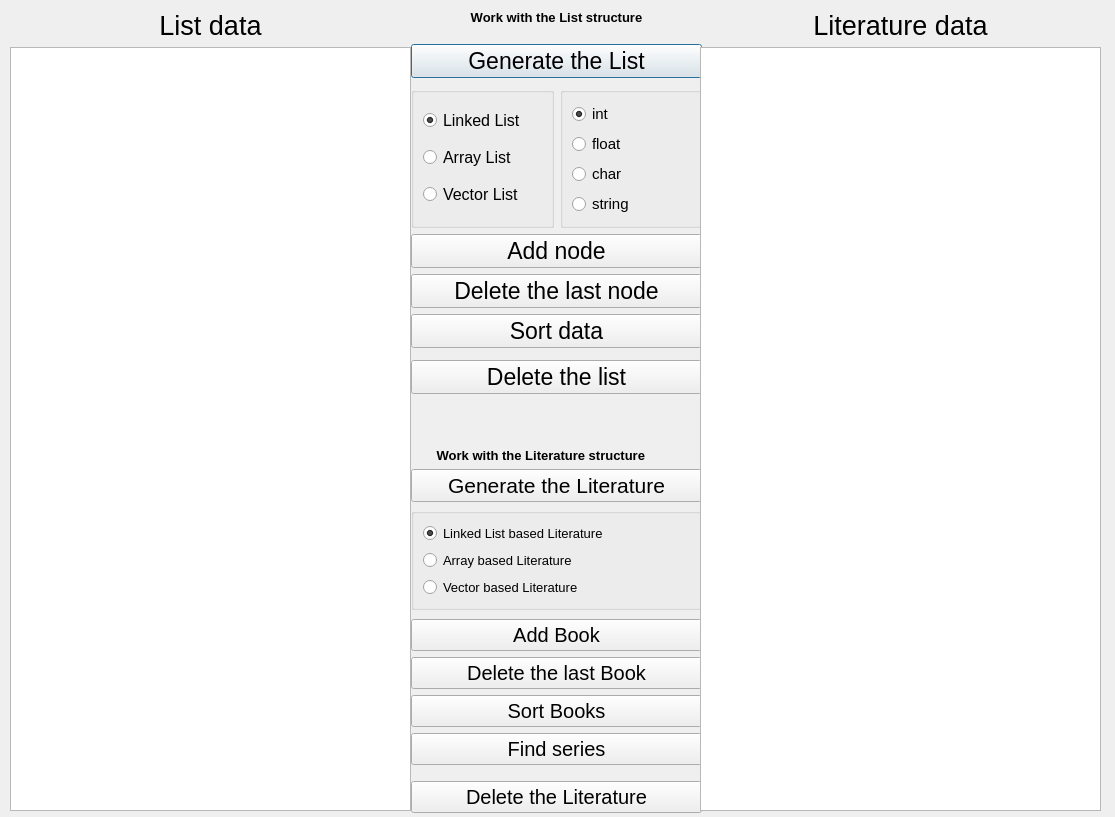
Old version of the form GUI/mainwindow.ui in the repository vetalmon20/OOP-2nd-Course-1Lab.
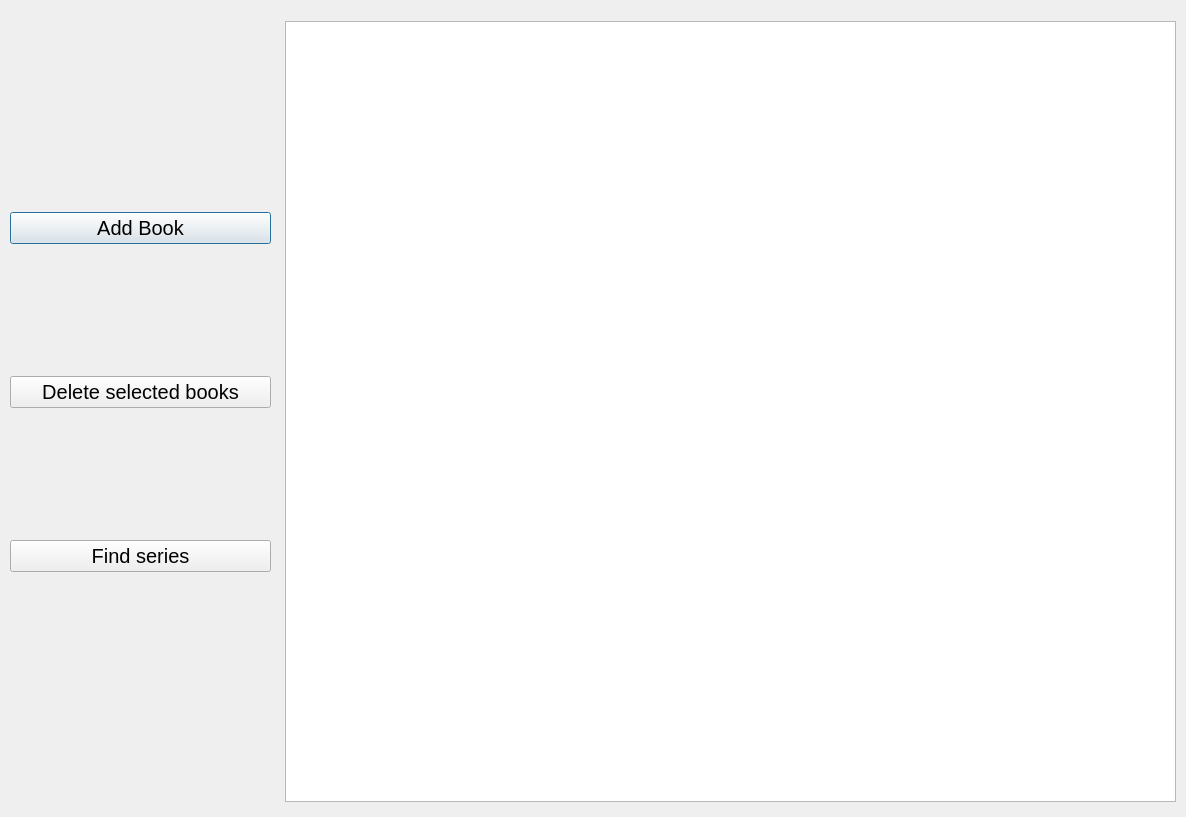
New version of the form.

Diff of the .ui file:
```diff
--- a/GUI/mainwindow.ui
+++ b/GUI/mainwindow.ui
@@ -6,19 +6,19 @@
    <rect>
     <x>0</x>
     <y>0</y>
-    <width>1115</width>
+    <width>1186</width>
     <height>817</height>
    </rect>
   </property>
   <property name="minimumSize">
    <size>
-    <width>1115</width>
+    <width>1186</width>
     <height>817</height>
    </size>
   </property>
   <property name="maximumSize">
    <size>
-    <width>1115</width>
+    <width>1186</width>
     <height>817</height>
    </size>
   </property>
@@ -28,42 +28,13 @@
   <widget class="QWidget" name="verticalLayoutWidget_3">
    <property name="geometry">
     <rect>
-     <x>411</x>
+     <x>10</x>
      <y>10</y>
-     <width>291</width>
+     <width>261</width>
      <height>803</height>
     </rect>
    </property>
    <layout class="QVBoxLayout" name="verticalLayout_4">
-    <item>
-     <widget class="QLabel" name="label">
-      <property name="enabled">
-       <bool>true</bool>
-      </property>
-      <property name="sizePolicy">
-       <sizepolicy hsizetype="Minimum" vsizetype="Maximum">
-        <horstretch>0</horstretch>
-        <verstretch>0</verstretch>
-       </sizepolicy>
-      </property>
-      <property name="font">
-       <font>
-        <pointsize>10</pointsize>
-        <weight>75</weight>
-        <bold>true</bold>
-       </font>
-      </property>
-      <property name="text">
-       <string>Work with the List structure</string>
-      </property>
-      <property name="textFormat">
-       <enum>Qt::PlainText</enum>
-      </property>
-      <property name="alignment">
-       <set>Qt::AlignCenter</set>
-      </property>
-     </widget>
-    </item>
     <item>
      <spacer name="verticalSpacer">
       <property name="orientation">
@@ -75,338 +46,7 @@
       <property name="sizeHint" stdset="0">
        <size>
         <width>20</width>
-        <height>15</height>
-       </size>
-      </property>
-     </spacer>
-    </item>
-    <item>
-     <widget class="QPushButton" name="generateList">
-      <property name="font">
-       <font>
-        <pointsize>17</pointsize>
-       </font>
-      </property>
-      <property name="text">
-       <string>Generate the List</string>
-      </property>
-     </widget>
-    </item>
-    <item>
-     <spacer name="verticalSpacer_4">
-      <property name="orientation">
-       <enum>Qt::Vertical</enum>
-      </property>
-      <property name="sizeType">
-       <enum>QSizePolicy::Maximum</enum>
-      </property>
-      <property name="sizeHint" stdset="0">
-       <size>
-        <width>20</width>
-        <height>5</height>
-       </size>
-      </property>
-     </spacer>
-    </item>
-    <item>
-     <layout class="QHBoxLayout" name="horizontalLayout_6">
-      <item>
-       <widget class="QGroupBox" name="verticalGroupBox_5">
-        <layout class="QVBoxLayout" name="verticalLayout_8">
-         <item>
-          <widget class="QRadioButton" name="linkedCase">
-           <property name="font">
-            <font>
-             <pointsize>12</pointsize>
-            </font>
-           </property>
-           <property name="text">
-            <string>Linked List</string>
-           </property>
-           <property name="checked">
-            <bool>true</bool>
-           </property>
-          </widget>
-         </item>
-         <item>
-          <widget class="QRadioButton" name="arrayCase">
-           <property name="font">
-            <font>
-             <pointsize>12</pointsize>
-            </font>
-           </property>
-           <property name="text">
-            <string>Array List</string>
-           </property>
-          </widget>
-         </item>
-         <item>
-          <widget class="QRadioButton" name="vectorCase">
-           <property name="font">
-            <font>
-             <pointsize>12</pointsize>
-            </font>
-           </property>
-           <property name="text">
-            <string>Vector List</string>
-           </property>
-          </widget>
-         </item>
-        </layout>
-       </widget>
-      </item>
-      <item>
-       <widget class="QGroupBox" name="verticalGroupBox_4">
-        <layout class="QVBoxLayout" name="verticalLayout_7">
-         <item>
-          <widget class="QRadioButton" name="intCase">
-           <property name="font">
-            <font>
-             <pointsize>11</pointsize>
-            </font>
-           </property>
-           <property name="text">
-            <string>int</string>
-           </property>
-           <property name="checked">
-            <bool>true</bool>
-           </property>
-           <property name="autoExclusive">
-            <bool>true</bool>
-           </property>
-          </widget>
-         </item>
-         <item>
-          <widget class="QRadioButton" name="floatCase">
-           <property name="font">
-            <font>
-             <pointsize>11</pointsize>
-            </font>
-           </property>
-           <property name="text">
-            <string>float</string>
-           </property>
-           <property name="autoExclusive">
-            <bool>true</bool>
-           </property>
-          </widget>
-         </item>
-         <item>
-          <widget class="QRadioButton" name="charCase">
-           <property name="font">
-            <font>
-             <pointsize>11</pointsize>
-            </font>
-           </property>
-           <property name="text">
-            <string>char</string>
-           </property>
-           <property name="autoExclusive">
-            <bool>true</bool>
-           </property>
-          </widget>
-         </item>
-         <item>
-          <widget class="QRadioButton" name="stringCase">
-           <property name="font">
-            <font>
-             <pointsize>11</pointsize>
-            </font>
-           </property>
-           <property name="text">
-            <string>string</string>
-           </property>
-           <property name="autoExclusive">
-            <bool>true</bool>
-           </property>
-          </widget>
-         </item>
-        </layout>
-       </widget>
-      </item>
-     </layout>
-    </item>
-    <item>
-     <widget class="QPushButton" name="addList">
-      <property name="font">
-       <font>
-        <pointsize>17</pointsize>
-       </font>
-      </property>
-      <property name="text">
-       <string>Add node</string>
-      </property>
-     </widget>
-    </item>
-    <item>
-     <widget class="QPushButton" name="deleteList">
-      <property name="font">
-       <font>
-        <pointsize>17</pointsize>
-       </font>
-      </property>
-      <property name="text">
-       <string>Delete the last node</string>
-      </property>
-     </widget>
-    </item>
-    <item>
-     <widget class="QPushButton" name="sortList">
-      <property name="font">
-       <font>
-        <pointsize>17</pointsize>
-       </font>
-      </property>
-      <property name="text">
-       <string>Sort data</string>
-      </property>
-     </widget>
-    </item>
-    <item>
-     <spacer name="verticalSpacer_2">
-      <property name="orientation">
-       <enum>Qt::Vertical</enum>
-      </property>
-      <property name="sizeType">
-       <enum>QSizePolicy::Maximum</enum>
-      </property>
-      <property name="sizeHint" stdset="0">
-       <size>
-        <width>20</width>
-        <height>8</height>
-       </size>
-      </property>
-     </spacer>
-    </item>
-    <item>
-     <widget class="QPushButton" name="deleteEntireList">
-      <property name="font">
-       <font>
-        <pointsize>17</pointsize>
-       </font>
-      </property>
-      <property name="text">
-       <string>Delete the list</string>
-      </property>
-     </widget>
-    </item>
-    <item>
-     <spacer name="verticalSpacer_3">
-      <property name="orientation">
-       <enum>Qt::Vertical</enum>
-      </property>
-      <property name="sizeType">
-       <enum>QSizePolicy::Maximum</enum>
-      </property>
-      <property name="sizeHint" stdset="0">
-       <size>
-        <width>20</width>
-        <height>51</height>
-       </size>
-      </property>
-     </spacer>
-    </item>
-    <item>
-     <widget class="QLabel" name="label2">
-      <property name="sizePolicy">
-       <sizepolicy hsizetype="Maximum" vsizetype="Minimum">
-        <horstretch>0</horstretch>
-        <verstretch>0</verstretch>
-       </sizepolicy>
-      </property>
-      <property name="font">
-       <font>
-        <pointsize>10</pointsize>
-        <weight>75</weight>
-        <bold>true</bold>
-       </font>
-      </property>
-      <property name="frameShape">
-       <enum>QFrame::NoFrame</enum>
-      </property>
-      <property name="text">
-       <string>       Work with the Literature structure</string>
-      </property>
-      <property name="alignment">
-       <set>Qt::AlignRight|Qt::AlignTrailing|Qt::AlignVCenter</set>
-      </property>
-     </widget>
-    </item>
-    <item>
-     <widget class="QPushButton" name="generateLiterature">
-      <property name="font">
-       <font>
-        <pointsize>16</pointsize>
-       </font>
-      </property>
-      <property name="text">
-       <string>Generate the Literature</string>
-      </property>
-     </widget>
-    </item>
-    <item>
-     <widget class="QGroupBox" name="verticalGroupBox_4">
-      <property name="sizePolicy">
-       <sizepolicy hsizetype="Preferred" vsizetype="Fixed">
-        <horstretch>0</horstretch>
-        <verstretch>0</verstretch>
-       </sizepolicy>
-      </property>
-      <layout class="QVBoxLayout" name="verticalLayout">
-       <item>
-        <widget class="QRadioButton" name="linkedLiteratureCase">
-         <property name="font">
-          <font>
-           <pointsize>10</pointsize>
-          </font>
-         </property>
-         <property name="text">
-          <string>Linked List based Literature</string>
-         </property>
-         <property name="checked">
-          <bool>true</bool>
-         </property>
-        </widget>
-       </item>
-       <item>
-        <widget class="QRadioButton" name="arrayLiteratureCase">
-         <property name="font">
-          <font>
-           <pointsize>10</pointsize>
-          </font>
-         </property>
-         <property name="text">
-          <string>Array based Literature</string>
-         </property>
-        </widget>
-       </item>
-       <item>
-        <widget class="QRadioButton" name="vectorLiteratureCase">
-         <property name="font">
-          <font>
-           <pointsize>10</pointsize>
-          </font>
-         </property>
-         <property name="text">
-          <string>Vector based Literature</string>
-         </property>
-        </widget>
-       </item>
-      </layout>
-     </widget>
-    </item>
-    <item>
-     <spacer name="verticalSpacer_5">
-      <property name="orientation">
-       <enum>Qt::Vertical</enum>
-      </property>
-      <property name="sizeType">
-       <enum>QSizePolicy::Maximum</enum>
-      </property>
-      <property name="sizeHint" stdset="0">
-       <size>
-        <width>20</width>
-        <height>5</height>
+        <height>76</height>
        </size>
       </property>
      </spacer>
@@ -431,19 +71,7 @@
        </font>
       </property>
       <property name="text">
-       <string>Delete the last Book</string>
-      </property>
-     </widget>
-    </item>
-    <item>
-     <widget class="QPushButton" name="sortBook">
-      <property name="font">
-       <font>
-        <pointsize>15</pointsize>
-       </font>
-      </property>
-      <property name="text">
-       <string>Sort Books</string>
+       <string>Delete selected books</string>
       </property>
      </widget>
     </item>
@@ -470,120 +98,22 @@
       <property name="sizeHint" stdset="0">
        <size>
         <width>20</width>
-        <height>12</height>
+        <height>114</height>
        </size>
       </property>
      </spacer>
     </item>
-    <item>
-     <widget class="QPushButton" name="deleteEntireLiterature">
-      <property name="font">
-       <font>
-        <pointsize>15</pointsize>
-       </font>
-      </property>
-      <property name="text">
-       <string>Delete the Literature</string>
-      </property>
-     </widget>
-    </item>
    </layout>
   </widget>
-  <widget class="QWidget" name="verticalLayoutWidget">
+  <widget class="QTableView" name="tableLiterature">
    <property name="geometry">
     <rect>
-     <x>700</x>
-     <y>10</y>
-     <width>401</width>
-     <height>801</height>
+     <x>285</x>
+     <y>21</y>
+     <width>891</width>
+     <height>781</height>
     </rect>
    </property>
-   <layout class="QVBoxLayout" name="verticalLayout_5">
-    <item>
-     <widget class="QLabel" name="labelLiteratureData">
-      <property name="font">
-       <font>
-        <pointsize>20</pointsize>
-       </font>
-      </property>
-      <property name="text">
-       <string>Literature data</string>
-      </property>
-      <property name="alignment">
-       <set>Qt::AlignCenter</set>
-      </property>
-     </widget>
-    </item>
-    <item>
-     <widget class="QListWidget" name="literatureList">
-      <property name="font">
-       <font>
-        <pointsize>20</pointsize>
-       </font>
-      </property>
-     </widget>
-    </item>
-    <item>
-     <layout class="QHBoxLayout" name="horizontalLayout_3"/>
-    </item>
-   </layout>
-  </widget>
-  <widget class="QWidget" name="verticalLayoutWidget_2">
-   <property name="geometry">
-    <rect>
-     <x>10</x>
-     <y>10</y>
-     <width>401</width>
-     <height>801</height>
-    </rect>
-   </property>
-   <layout class="QVBoxLayout" name="verticalLayout_6" stretch="0,0,0">
-    <property name="spacing">
-     <number>6</number>
-    </property>
-    <item>
-     <widget class="QLabel" name="labelListData">
-      <property name="font">
-       <font>
-        <pointsize>20</pointsize>
-       </font>
-      </property>
-      <property name="autoFillBackground">
-       <bool>false</bool>
-      </property>
-      <property name="frameShape">
-       <enum>QFrame::NoFrame</enum>
-      </property>
-      <property name="frameShadow">
-       <enum>QFrame::Plain</enum>
-      </property>
-      <property name="text">
-       <string>List data</string>
-      </property>
-      <property name="textFormat">
-       <enum>Qt::AutoText</enum>
-      </property>
-      <property name="scaledContents">
-       <bool>false</bool>
-      </property>
-      <property name="alignment">
-       <set>Qt::AlignCenter</set>
-      </property>
-     </widget>
-    </item>
-    <item>
-     <widget class="QListWidget" name="listList">
-      <property name="font">
-       <font>
-        <pointsize>20</pointsize>
-       </font>
-      </property>
-     </widget>
-    </item>
-    <item>
-     <layout class="QHBoxLayout" name="horizontalLayout_4"/>
-    </item>
-   </layout>
   </widget>
  </widget>
  <resources/>
```
